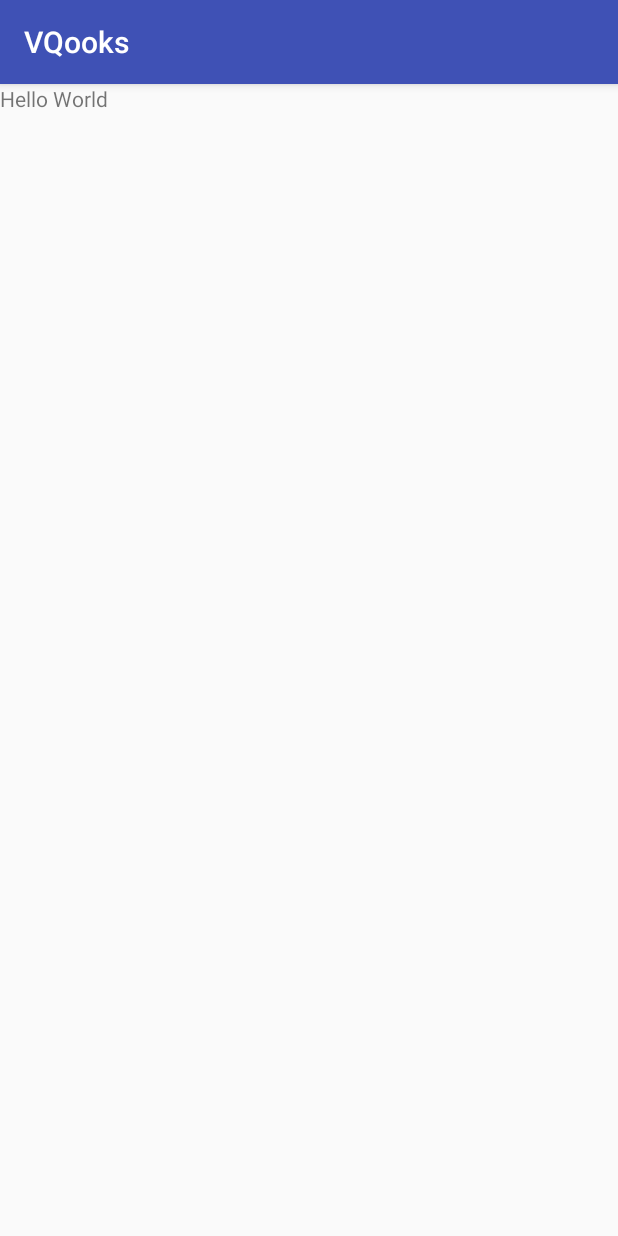
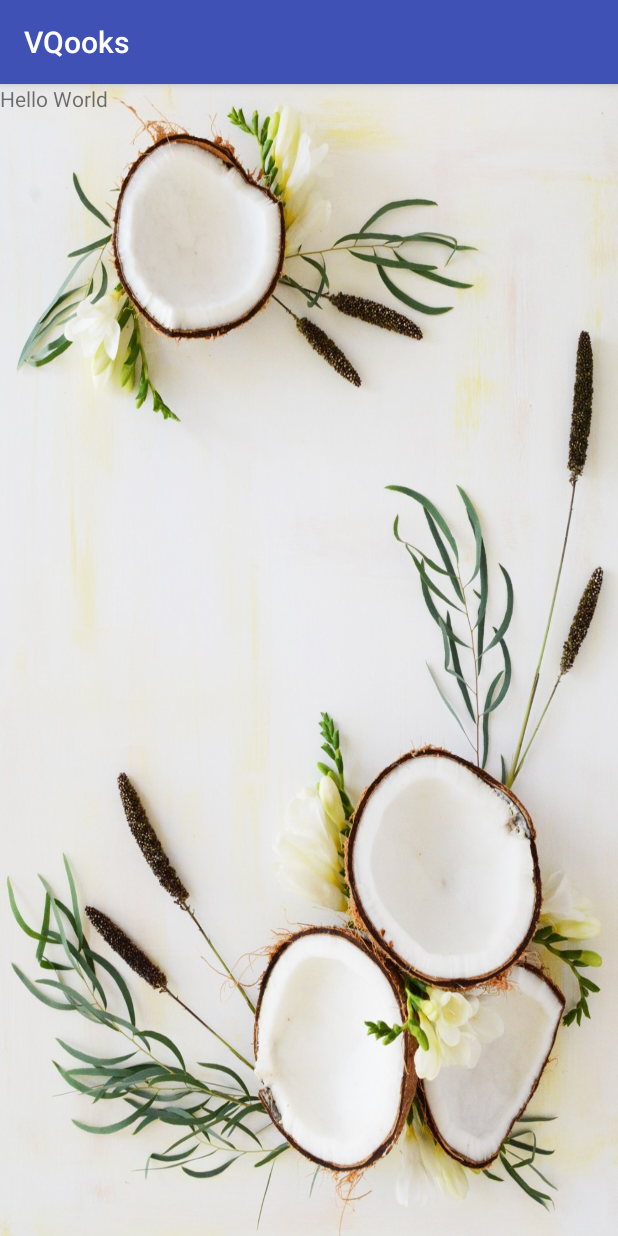
Before and after one commit to qle007/VQooks, an Android app: the screen it shows after launch (MainActivity), on a phone screen of 412 x 824 dp. Run offline under Robolectric (Android 15) with nearby library versions, the phone set to English and light mode, and no system bars.

Commit message:
added main activity background

```diff
--- a/app/src/main/res/layout/activity_main.xml
+++ b/app/src/main/res/layout/activity_main.xml
@@ -3,7 +3,8 @@
     xmlns:tools="http://schemas.android.com/tools"
     android:layout_width="match_parent"
     android:layout_height="match_parent"
-    tools:context="com.vq.vqooks.MainActivity">
+    tools:context="com.vq.vqooks.MainActivity"
+    android:background="@drawable/main_activity_wallpaper">
 
 <TextView
     android:layout_width="wrap_content"
```
Also changed, not shown: app/src/main/res/drawable/main_activity_wallpaper.jpg (added).
